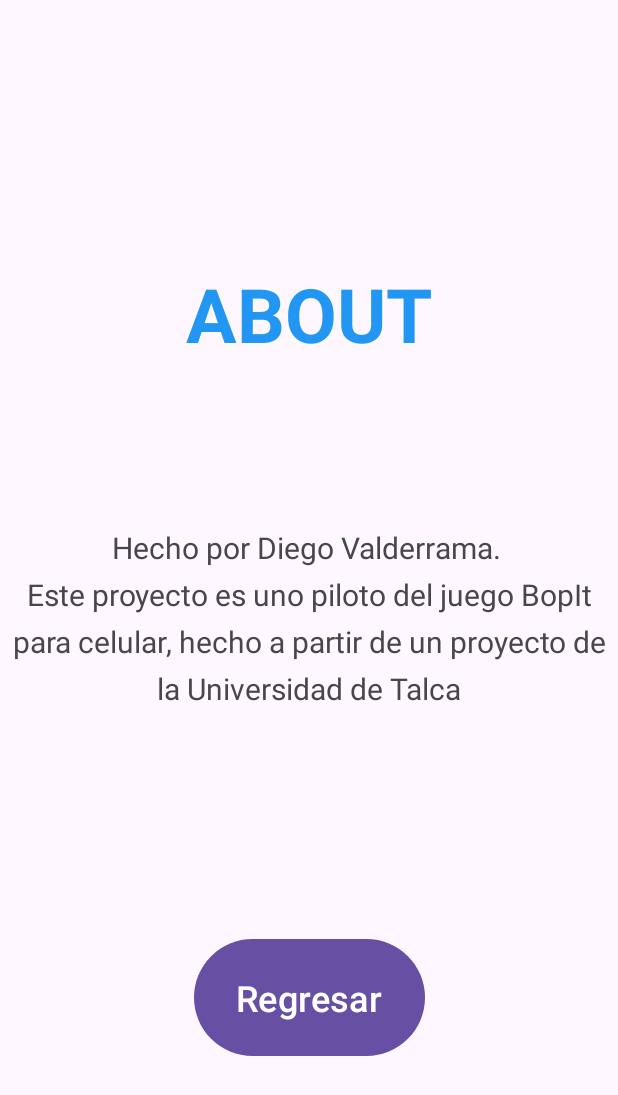
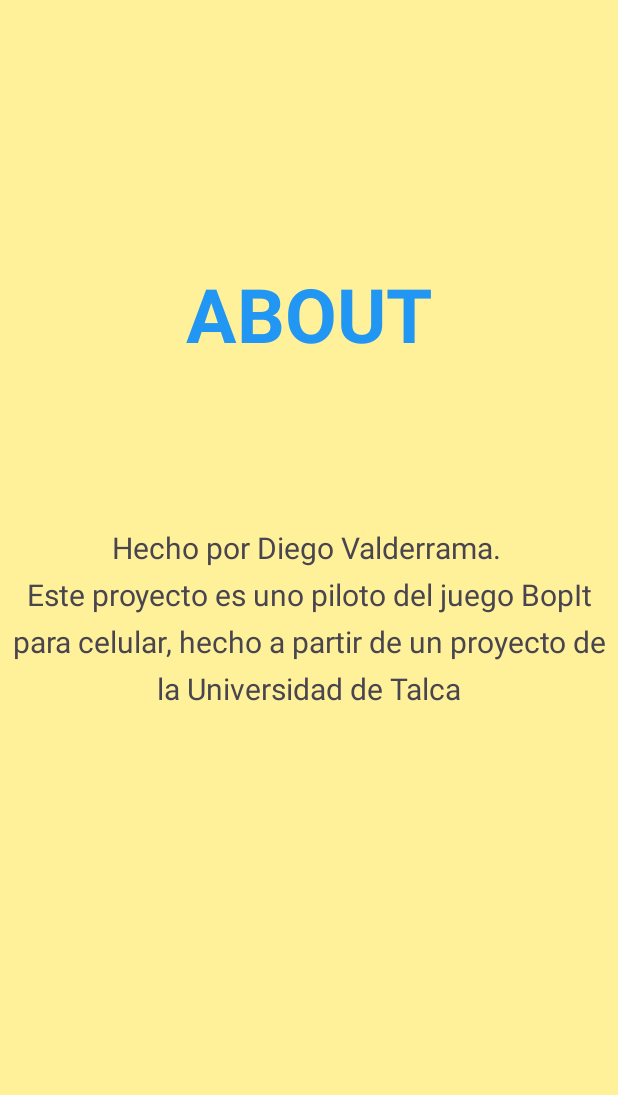
Before and after one commit to Xerlocs/BopIt, an Android app: the AboutActivity screen opened directly, with no data from a screen before it, on a phone screen of 412 x 824 dp. Shown: the top 1095 px of the screen. Run offline under Robolectric (Android 15) with nearby library versions, the phone set to English and light mode, and no system bars.

Commit message:
Septimo Commit (un pequeño cambio de colores )

```diff
--- a/app/src/main/java/cl/dv/bopit/AboutActivity.kt
+++ b/app/src/main/java/cl/dv/bopit/AboutActivity.kt
@@ -10,11 +10,5 @@ class AboutActivity : AppCompatActivity() {
         super.onCreate(savedInstanceState)
         setContentView(R.layout.activity_about)
 
-        val buttonNavigate = findViewById<Button>(R.id.regresarButton)
-
-        buttonNavigate.setOnClickListener{
-            val intentAbout = Intent(this, MainActivity::class.java)
-            startActivity(intentAbout)
-        }
     }
 }
--- a/app/src/main/res/layout/activity_about.xml
+++ b/app/src/main/res/layout/activity_about.xml
@@ -4,6 +4,7 @@
     xmlns:tools="http://schemas.android.com/tools"
     android:layout_width="match_parent"
     android:layout_height="match_parent"
+    android:background="@color/amarillo"
     tools:context=".AboutActivity">
 
     <TextView
@@ -36,15 +37,4 @@
         app:layout_constraintTop_toTopOf="parent"
         app:layout_constraintVertical_bias="0.618" />
 
-    <Button
-        android:id="@+id/regresarButton"
-        android:layout_width="154dp"
-        android:layout_height="86dp"
-        android:layout_marginBottom="116dp"
-        android:text="@string/regresar"
-        android:textSize="24sp"
-        app:layout_constraintBottom_toBottomOf="parent"
-        app:layout_constraintEnd_toEndOf="parent"
-        app:layout_constraintStart_toStartOf="parent" />
-
 </androidx.constraintlayout.widget.ConstraintLayout>
--- a/app/src/main/res/layout/activity_sonidos.xml
+++ b/app/src/main/res/layout/activity_sonidos.xml
@@ -4,6 +4,7 @@
     xmlns:tools="http://schemas.android.com/tools"
     android:layout_width="match_parent"
     android:layout_height="match_parent"
+    android:background="@color/amarillo"
     tools:context=".Sonidos">
 
     <Button
--- a/app/src/main/res/layout/settings_activity.xml
+++ b/app/src/main/res/layout/settings_activity.xml
@@ -1,6 +1,7 @@
 <LinearLayout xmlns:android="http://schemas.android.com/apk/res/android"
     android:layout_width="match_parent"
-    android:layout_height="match_parent">
+    android:layout_height="match_parent"
+    android:background="@color/amarillo">
 
     <FrameLayout
         android:id="@+id/settings"
--- a/app/src/main/res/values/colors.xml
+++ b/app/src/main/res/values/colors.xml
@@ -4,4 +4,6 @@
     <color name="white">#FFFFFFFF</color>
     <color name="nice">#B00B69</color>
     <color name="azul_bonito">#2196F3</color>
+    <color name="amarillo">#FFF09A</color>
+
 </resources>
```
Also changed, not shown: app/src/main/res/layout/activity_main.xml (+11 -0 lines), app/src/main/res/drawable/bop_it_original_scream_and_drumoll.webp (added).
